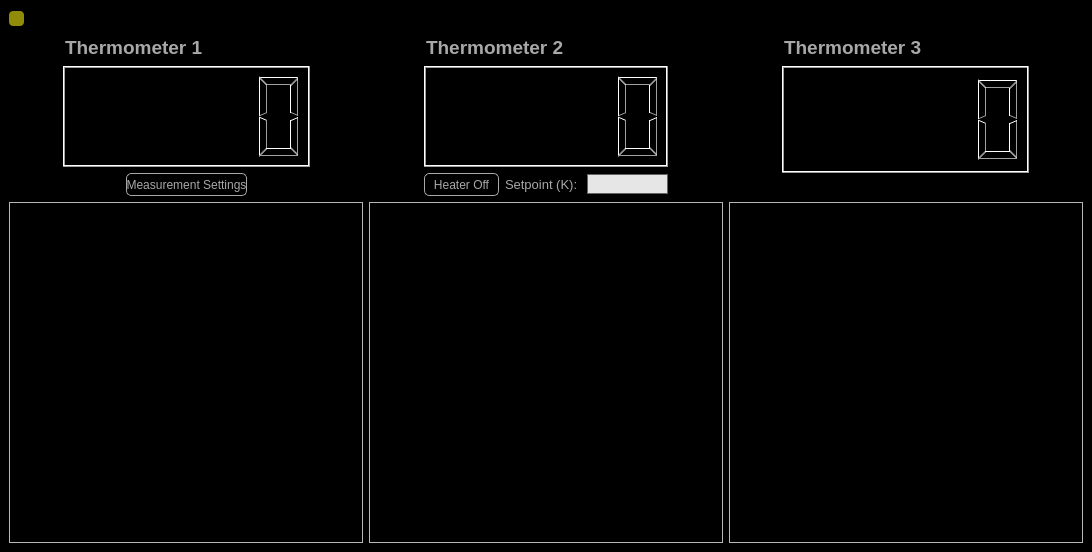
Above: GUI/TemperatureControl/TemperatureControl.ui from afylab/nanoSQUID-Scanning-Software before the change. Below: the same form after it.
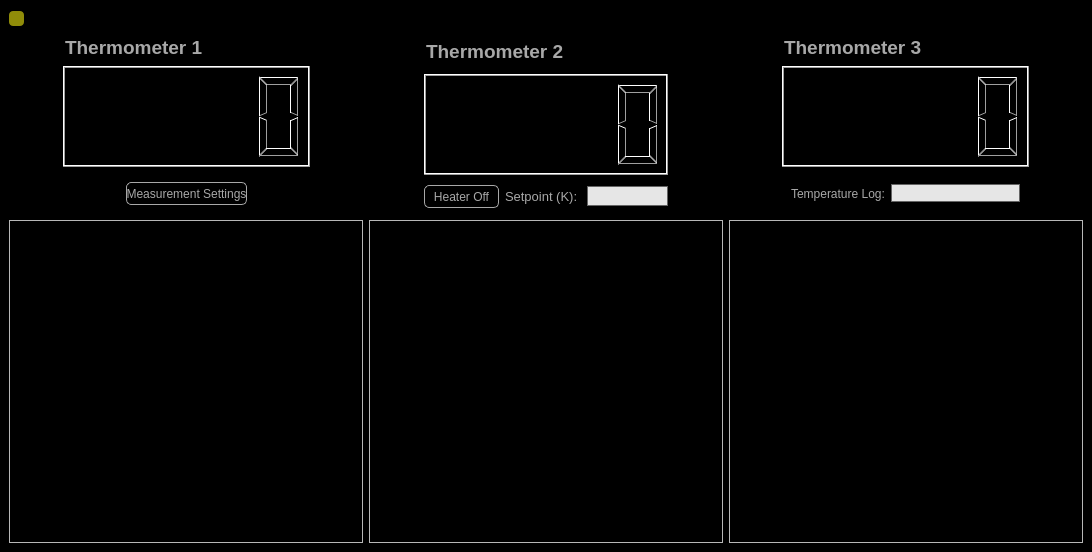
That is the form after the change. Icons and pictures are not drawn.

Commit message: Updates to make temeprature control more robust

What changed in the file:
```diff
--- a/GUI/TemperatureControl/TemperatureControl.ui
+++ b/GUI/TemperatureControl/TemperatureControl.ui
@@ -194,18 +194,25 @@
          </widget>
         </item>
         <item>
+         <widget class="QFrame" name="">
+          <property name="minimumSize">
+           <size>
+            <width>0</width>
+            <height>24</height>
+           </size>
+          </property>
          <layout class="QHBoxLayout" name="horizontalLayout">
           <item>
            <widget class="QPushButton" name="push_Settings">
             <property name="sizePolicy">
-             <sizepolicy hsizetype="Maximum" vsizetype="Fixed">
+              <sizepolicy hsizetype="Maximum" vsizetype="Maximum">
               <horstretch>0</horstretch>
               <verstretch>0</verstretch>
              </sizepolicy>
             </property>
             <property name="minimumSize">
              <size>
-              <width>0</width>
+               <width>121</width>
               <height>23</height>
              </size>
             </property>
@@ -221,6 +228,7 @@
            </widget>
           </item>
          </layout>
+         </widget>
         </item>
        </layout>
       </item>
@@ -241,6 +249,12 @@
        <layout class="QVBoxLayout" name="verticalLayout_2" stretch="0,1,0">
         <item>
          <widget class="QLineEdit" name="lineEdit_therm2">
+          <property name="maximumSize">
+           <size>
+            <width>16777215</width>
+            <height>25</height>
+           </size>
+          </property>
           <property name="font">
            <font>
             <pointsize>14</pointsize>
@@ -262,6 +276,12 @@
         </item>
         <item>
          <widget class="QLCDNumber" name="lcdNumber_Temp2">
+          <property name="maximumSize">
+           <size>
+            <width>247</width>
+            <height>101</height>
+           </size>
+          </property>
           <property name="font">
            <font>
             <pointsize>14</pointsize>
@@ -386,6 +406,12 @@
             <height>101</height>
            </size>
           </property>
+          <property name="maximumSize">
+           <size>
+            <width>247</width>
+            <height>101</height>
+           </size>
+          </property>
           <property name="font">
            <font>
             <pointsize>14</pointsize>
@@ -396,21 +422,20 @@
          </widget>
         </item>
         <item>
+         <widget class="QFrame" name="Image_Num_Frame">
          <layout class="QHBoxLayout" name="horizontalLayout_6">
           <item>
-           <spacer name="verticalSpacer">
-            <property name="orientation">
-             <enum>Qt::Vertical</enum>
-            </property>
-            <property name="sizeHint" stdset="0">
-             <size>
-              <width>20</width>
-              <height>23</height>
-             </size>
-            </property>
-           </spacer>
-          </item>
-         </layout>
+            <widget class="QLabel" name="label">
+             <property name="text">
+              <string>Temperature Log:</string>
+             </property>
+            </widget>
+           </item>
+           <item>
+            <widget class="QLineEdit" name="lineEdit_ImageNum"/>
+           </item>
+          </layout>
+         </widget>
         </item>
        </layout>
       </item>
```
Left out of the diff: 18 changed lines with no effect on the pictures. Lines whose indentation alone changed are shown as unchanged. The commit also changes 5 other files.
